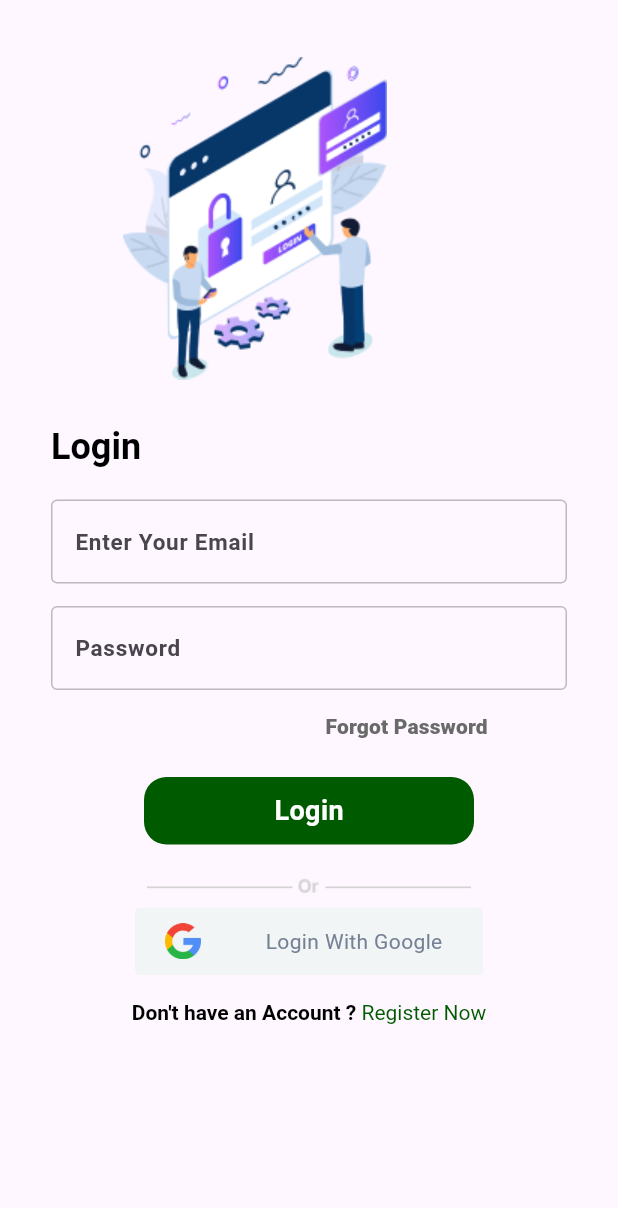
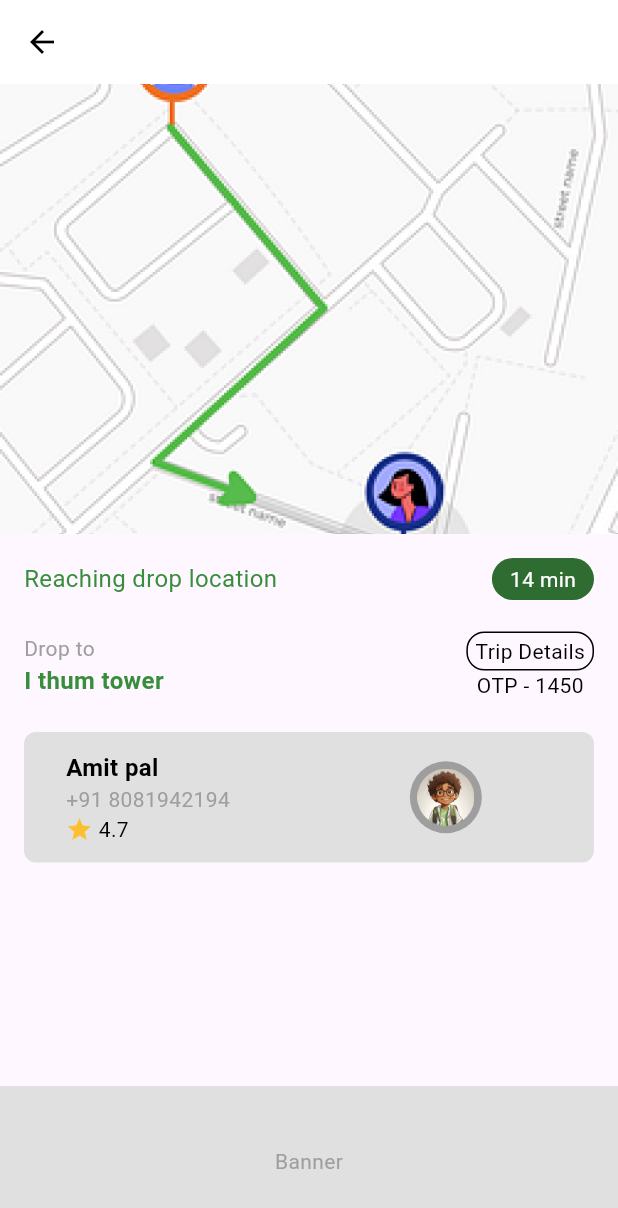
Before and after one commit to Amanshishodia/adfix, a Flutter app: the screen it shows after launch, on a phone screen of 412 x 824 dp. Shown: the top 1208 px of the screen. Run offline on Flutter 3.47's test engine with Material 3 defaults, Android fonts, the phone set to English and light mode, and no system bars; our stand-ins replace get.

Commit message:
Ui added: payment page and rider tracking page

```diff
--- a/lib/main.dart
+++ b/lib/main.dart
@@ -1,3 +1,5 @@
+import 'package:adfix/presentation/Payment/ui/payment.dart';
+import 'package:adfix/presentation/Payment/ui/rideTrackingPage.dart';
 import 'package:adfix/presentation/auth/ui/sign_in/sign_in.dart';
 import 'package:adfix/presentation/changeAddress/Ui/changeAddress.dart';
 import 'package:adfix/presentation/summary/ui/SummaryPage.dart';
@@ -103,7 +105,7 @@ class MyApp extends StatelessWidget {
           colorScheme: ColorScheme.fromSeed(seedColor: Colors.deepPurple),
           useMaterial3: true,
         ),
-        home: SignIn());
-
+        // home: SignIn());
+        home: RideTrackingPage());
   }
 }
--- /dev/null
+++ b/lib/presentation/Payment/ui/rideTrackingPage.dart
@@ -0,0 +1,171 @@
+import 'package:flutter/material.dart';
+
+class RideTrackingPage extends StatelessWidget {
+  @override
+  Widget build(BuildContext context) {
+    return Scaffold(
+      appBar: AppBar(
+        backgroundColor: Colors.white,
+        elevation: 0,
+        leading: IconButton(
+          icon: Icon(Icons.arrow_back, color: Colors.black),
+          onPressed: () {
+            Navigator.pop(context);
+          },
+        ),
+      ),
+      body: SingleChildScrollView(
+        child: Column(
+          children: [
+            Container(
+              height: 300,
+              decoration: BoxDecoration(
+                image: DecorationImage(
+                  image: AssetImage('assets/images/trackingImage.png'),
+                  fit: BoxFit.cover,
+                ),
+              ),
+            ),
+            Padding(
+              padding:
+                  const EdgeInsets.symmetric(vertical: 16.0, horizontal: 16.0),
+              child: Row(
+                mainAxisAlignment: MainAxisAlignment.spaceBetween,
+                children: [
+                  Text(
+                    "Reaching drop location",
+                    style: TextStyle(color: Colors.green[700], fontSize: 16),
+                  ),
+                  Container(
+                    padding: EdgeInsets.symmetric(horizontal: 12, vertical: 4),
+                    decoration: BoxDecoration(
+                      color: const Color.fromARGB(255, 47, 108, 49),
+                      borderRadius: BorderRadius.circular(16),
+                    ),
+                    child: Text(
+                      "14 min",
+                      style: TextStyle(color: Colors.white),
+                    ),
+                  ),
+                ],
+              ),
+            ),
+            Padding(
+              padding:
+                  const EdgeInsets.symmetric(horizontal: 16.0, vertical: 5),
+              child: Column(
+                crossAxisAlignment: CrossAxisAlignment.start,
+                children: [
+                  Row(
+                    mainAxisAlignment: MainAxisAlignment.spaceBetween,
+                    children: [
+                      Column(
+                        mainAxisAlignment: MainAxisAlignment.spaceBetween,
+                        children: [
+                          Column(
+                            crossAxisAlignment: CrossAxisAlignment.start,
+                            children: [
+                              Text(
+                                "Drop to",
+                                style:
+                                    TextStyle(color: Colors.grey, fontSize: 14),
+                              ),
+                              Text(
+                                "I thum tower",
+                                style: TextStyle(
+                                    color: Colors.green[700],
+                                    fontSize: 16,
+                                    fontWeight: FontWeight.bold),
+                              ),
+                            ],
+                          ),
+                        ],
+                      ),
+                      // SizedBox(width: 118),
+                      Column(
+                        mainAxisAlignment: MainAxisAlignment.spaceEvenly,
+                        children: [
+                          Container(
+                            padding: EdgeInsets.symmetric(
+                                horizontal: 5, vertical: 2),
+                            decoration: BoxDecoration(
+                              border: Border.all(color: Colors.black),
+                              borderRadius: BorderRadius.circular(12),
+                            ),
+                            child: Text(
+                              "Trip Details",
+                              style:
+                                  TextStyle(color: Colors.black, fontSize: 14),
+                            ),
+                          ),
+                          Text(
+                            "OTP - 1450",
+                            style: TextStyle(
+                              fontSize: 14,
+                              fontWeight: FontWeight.normal,
+                            ),
+                          ),
+                        ],
+                      ),
+                    ],
+                  ),
+                ],
+              ),
+            ),
+            SizedBox(height: 16),
+            Padding(
+              padding: const EdgeInsets.fromLTRB(16, 0, 16, 0),
+              child: Container(
+                padding: EdgeInsets.all(12),
+                decoration: BoxDecoration(
+                  color: Colors.grey[300],
+                  borderRadius: BorderRadius.circular(8),
+                ),
+                child: Row(
+                  children: [
+                    SizedBox(width: 16),
+                    Column(
+                      crossAxisAlignment: CrossAxisAlignment.start,
+                      children: [
+                        Text("Amit pal",
+                            style: TextStyle(
+                                fontSize: 16, fontWeight: FontWeight.bold)),
+                        Text("+91 8081942194",
+                            style: TextStyle(color: Colors.grey)),
+                        Row(
+                          children: [
+                            Icon(Icons.star,
+                                color: Colors.yellow[700], size: 18),
+                            Text(" 4.7", style: TextStyle(fontSize: 14)),
+                          ],
+                        ),
+                      ],
+                    ),
+                    SizedBox(width: 120),
+                    CircleAvatar(
+                      backgroundColor: Colors.grey,
+                      radius: 24,
+                      child: Image.asset(
+                        "assets/images/traker.png",
+                        scale: 4,
+                      ),
+                    ),
+                  ],
+                ),
+              ),
+            ),
+          ],
+        ),
+      ),
+      bottomNavigationBar: Container(
+        height: 100,
+        color: Colors.grey[300],
+        alignment: Alignment.center,
+        child: const Text(
+          "Banner",
+          style: TextStyle(color: Colors.grey),
+        ),
+      ),
+    );
+  }
+}
```
Also changed, not shown: lib/presentation/Payment/ui/payment.dart (added, +75 -0 lines), lib/presentation/Payment/widgets/paymentSection.dart (added, +45 -0 lines), assets/images/GooglePay.png (added), assets/images/Money.png (added), assets/images/Upi.png (added), assets/images/cash.png (added), assets/images/criditCard.png (added), assets/images/icici.png (added), assets/images/phonePay.png (added), assets/images/trackingImage.png (added), assets/images/traker.png (added).
